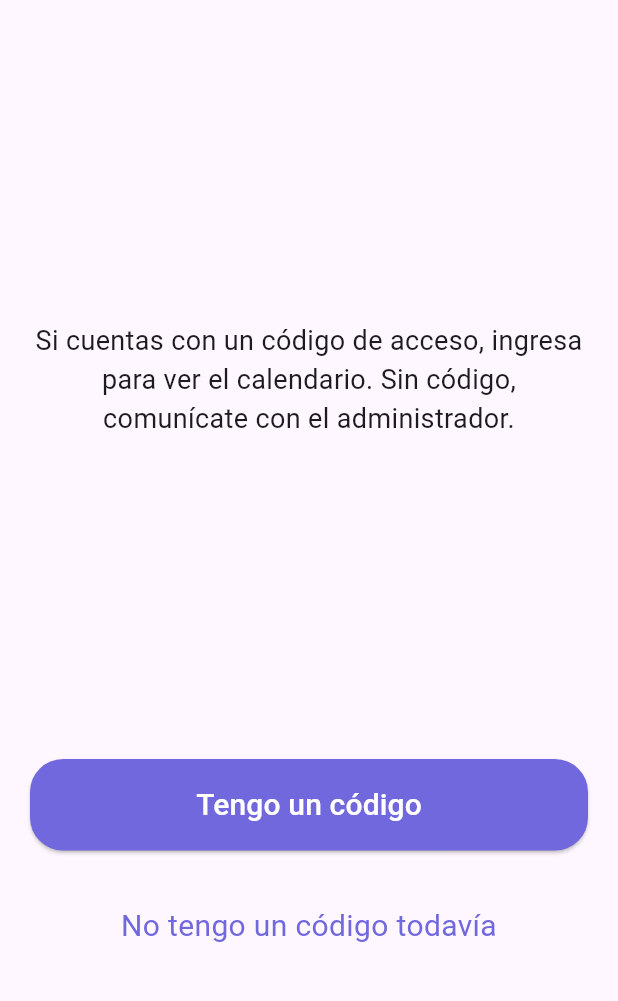
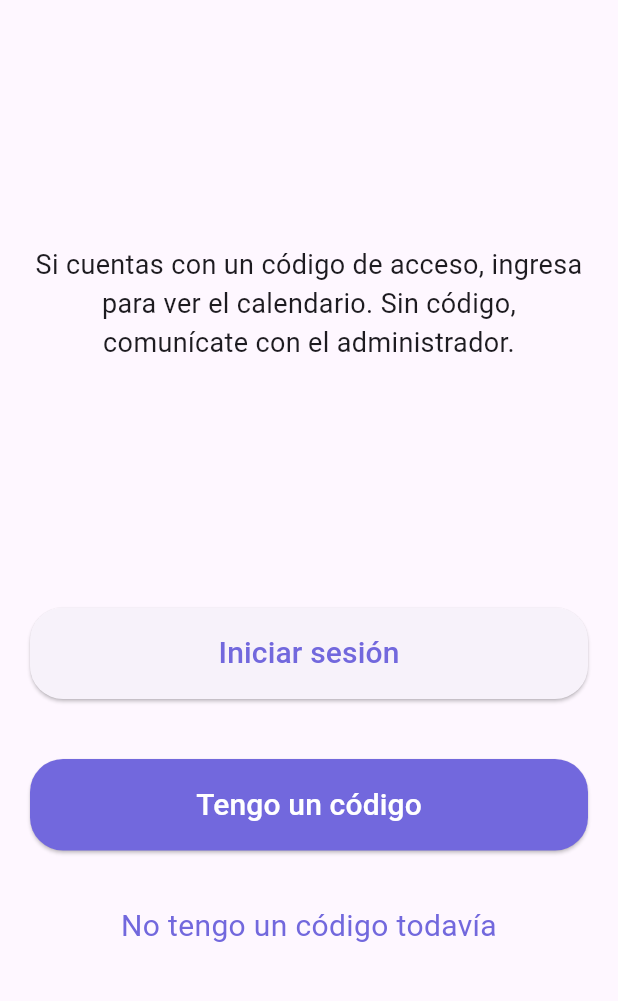
Before and after one commit to adricev/DiVent, a Flutter app: the screen it shows after launch, on a phone screen of 412 x 824 dp, the part 204-1205 px from its top. Run offline on Flutter 3.47's test engine with Material 3 defaults, Android fonts, the phone set to English and light mode, and no system bars; our stand-ins replace flutter_svg, supabase_flutter, table_calendar; accounts and stored records are empty.

Commit message:
LOGIN SCREEN CREADA Y ACCESO DESDE SPLASH

```diff
--- a/lib/splash_screen.dart
+++ b/lib/splash_screen.dart
@@ -1,5 +1,6 @@
 import 'package:flutter/material.dart';
 import 'package:flutter_svg/flutter_svg.dart';
+import 'login.dart'; //importa el archivo de login
 import 'register_screen.dart'; // Importa el archivo donde está definida la clase RegisterScreen
 import 'message_admin.dart'; // Importa el archivo donde está definida la clase MessageAdmin
 
@@ -84,6 +85,34 @@ class WhiteScreen extends StatelessWidget {
           Padding(
             padding:
                 const EdgeInsets.symmetric(horizontal: 20.0, vertical: 20.0),
+            child: ElevatedButton(
+              onPressed: () {
+                // Navega a la pantalla LoginScreen cuando se presiona el botón
+                Navigator.push(
+                  context,
+                  MaterialPageRoute(builder: (context) => LoginScreen()),
+                );
+              },
+              style: ElevatedButton.styleFrom(
+                shape: RoundedRectangleBorder(
+                  borderRadius: BorderRadius.circular(22),
+                ),
+              ),
+              child: Padding(
+                padding: const EdgeInsets.all(16.0),
+                child: Text(
+                  'Iniciar sesión',
+                  style: TextStyle(
+                    color: Color(0xFF7268DD), // Color morado
+                    fontSize: 20.0,
+                  ),
+                ),
+              ),
+            ),
+          ),
+          Padding(
+            padding:
+                const EdgeInsets.symmetric(horizontal: 20.0, vertical: 20.0),
             child: Column(
               crossAxisAlignment: CrossAxisAlignment.stretch,
               children: [
```
Also changed, not shown: lib/login.dart (added, +118 -0 lines).
